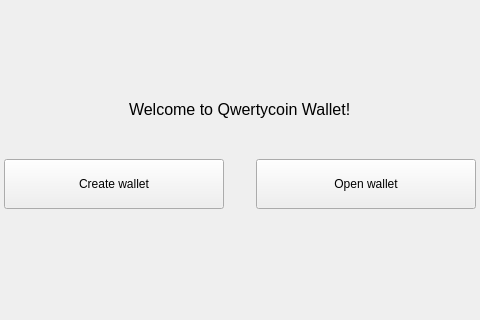
Before: the Qt Designer form src/gui/ui/nowalletframe.ui in qwertycoin-org/qwertycoin-gui, drawn with Qt 5; both pictures show x 179 to 659 and y 0 to 320 of the 838 by 562 pixel window.
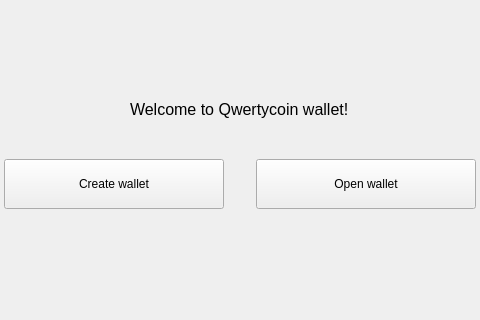
After: the same form once the commit is applied.

Patch:
```diff
--- a/src/gui/ui/nowalletframe.ui
+++ b/src/gui/ui/nowalletframe.ui
@@ -59,7 +59,7 @@
       </font>
      </property>
      <property name="text">
-      <string>Welcome to Qwertycoin Wallet!</string>
+      <string>Welcome to Qwertycoin wallet!</string>
      </property>
     </widget>
    </item>
```
